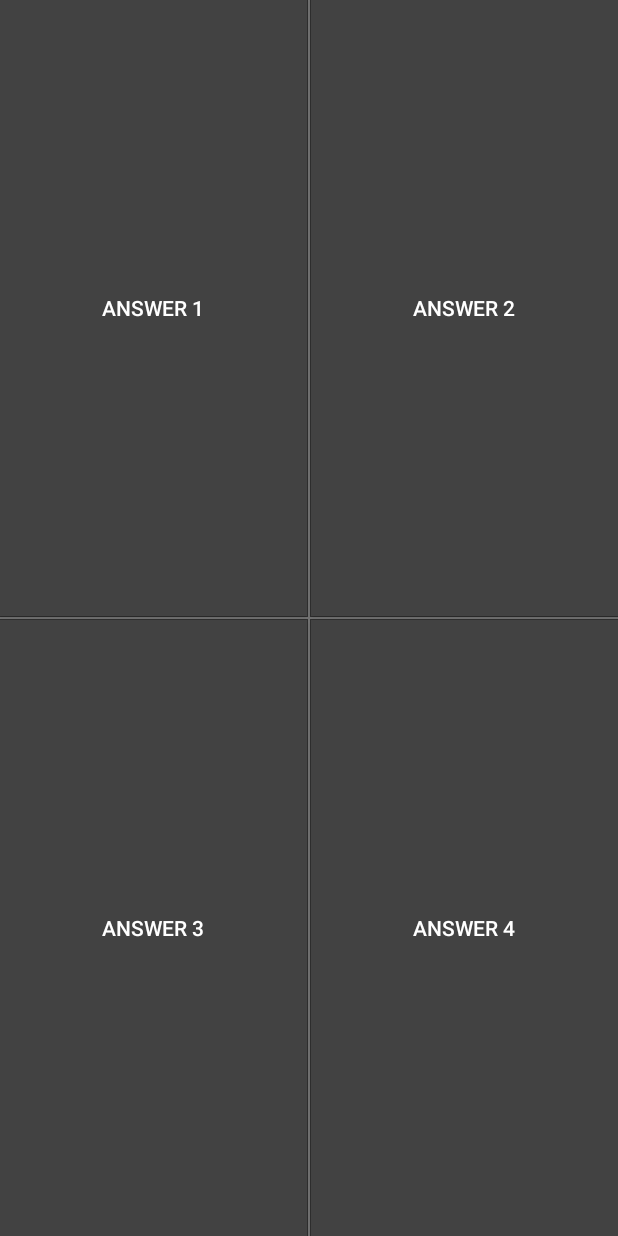
After one commit to guliash/CountryQuizAndroid, an Android app: the layout question_answer_buttons.xml on its own in the app's theme, with its tools: preview values and no code run, on a phone screen of 412 x 824 dp. The commit adds this screen. Run offline under Robolectric (Android 15) with nearby library versions, the phone set to English and light mode, and no system bars.

Commit message:
fixed #30;

```diff
--- a/app/build.gradle
+++ b/app/build.gradle
@@ -50,9 +50,10 @@ android {
 }
 
 ext {
-    supportLibraryVersion = '25.3.0'
+    supportLibraryVersion = '25.3.1'
     butterKnifeVersion = '8.5.1'
     daggerVersion = '2.9'
+    constraintLayoutVersion = '1.0.2'
 }
 
 dependencies {
@@ -62,6 +63,8 @@ dependencies {
     })
     compile "com.android.support:appcompat-v7:$supportLibraryVersion"
     compile "com.android.support:cardview-v7:$supportLibraryVersion"
+    compile "com.android.support.constraint:constraint-layout:$constraintLayoutVersion"
+
 
     compile "io.reactivex.rxjava2:rxjava:2.0.5"
     compile 'io.reactivex.rxjava2:rxandroid:2.0.1'
--- /dev/null
+++ b/app/src/main/res/layout/question_answer_buttons.xml
@@ -0,0 +1,110 @@
+<?xml version="1.0" encoding="utf-8"?>
+<android.support.constraint.ConstraintLayout xmlns:android="http://schemas.android.com/apk/res/android"
+    xmlns:app="http://schemas.android.com/apk/res-auto"
+    xmlns:tools="http://schemas.android.com/tools"
+    android:layout_width="match_parent"
+    android:layout_height="match_parent">
+
+    <View
+        android:id="@+id/horizontalAnswersDivider"
+        android:layout_width="0dp"
+        android:layout_height="@dimen/question_answerDividerHeight"
+        android:layout_marginBottom="0dp"
+        android:layout_marginLeft="0dp"
+        android:layout_marginRight="0dp"
+        android:layout_marginTop="0dp"
+        android:background="@color/question_answerDividerColor"
+        app:layout_constraintBottom_toBottomOf="parent"
+        app:layout_constraintHorizontal_bias="0.0"
+        app:layout_constraintLeft_toLeftOf="parent"
+        app:layout_constraintRight_toRightOf="parent"
+        app:layout_constraintTop_toTopOf="parent" />
+
+    <View
+        android:id="@+id/verticalAnswersDivider"
+        android:layout_width="@dimen/question_answerDividerWidth"
+        android:layout_height="0dp"
+        android:layout_marginLeft="0dp"
+        android:layout_marginRight="0dp"
+        android:layout_marginTop="0dp"
+        android:background="@color/question_answerDividerColor"
+        app:layout_constraintHorizontal_bias="0.5"
+        app:layout_constraintLeft_toLeftOf="parent"
+        app:layout_constraintRight_toRightOf="parent"
+        app:layout_constraintTop_toTopOf="parent" />
+
+    <android.support.constraint.Guideline
+        android:id="@+id/verticalAnswersGuideline"
+        android:layout_width="0dp"
+        android:layout_height="wrap_content"
+        android:orientation="vertical"
+        app:layout_constraintGuide_percent="0.5" />
+
+    <android.support.constraint.Guideline
+        android:id="@+id/horizontalAnswersGuideline"
+        android:layout_width="wrap_content"
+        android:layout_height="wrap_content"
+        android:orientation="horizontal"
+        app:layout_constraintGuide_percent="0.5" />
+
+    <Button
+        android:id="@+id/answer1"
+        style="@style/Question_AnswerButton"
+        android:layout_width="0dp"
+        android:layout_height="0dp"
+        android:layout_marginBottom="@dimen/question_answerDividerHeight"
+        android:layout_marginLeft="0dp"
+        android:layout_marginRight="@dimen/question_answerDividerWidth"
+        android:layout_marginTop="0dp"
+        app:layout_constraintBottom_toTopOf="@+id/horizontalAnswersGuideline"
+        app:layout_constraintLeft_toLeftOf="parent"
+        app:layout_constraintRight_toLeftOf="@+id/verticalAnswersGuideline"
+        app:layout_constraintTop_toTopOf="parent"
+        tools:text="Answer 1" />
+
+    <Button
+        android:id="@+id/answer2"
+        style="@style/Question_AnswerButton"
+        android:layout_width="0dp"
+        android:layout_height="0dp"
+        android:layout_marginBottom="@dimen/question_answerDividerHeight"
+        android:layout_marginLeft="@dimen/question_answerDividerWidth"
+        android:layout_marginRight="0dp"
+        android:layout_marginTop="0dp"
+        app:layout_constraintBottom_toTopOf="@+id/horizontalAnswersGuideline"
+        app:layout_constraintLeft_toLeftOf="@+id/verticalAnswersGuideline"
+        app:layout_constraintRight_toRightOf="parent"
+        app:layout_constraintTop_toTopOf="parent"
+        tools:text="Answer 2" />
+
+    <Button
+        android:id="@+id/answer3"
+        style="@style/Question_AnswerButton"
+        android:layout_width="0dp"
+        android:layout_height="0dp"
+        android:layout_marginBottom="0dp"
+        android:layout_marginLeft="0dp"
+        android:layout_marginRight="@dimen/question_answerDividerWidth"
+        android:layout_marginTop="@dimen/question_answerDividerHeight"
+        app:layout_constraintBottom_toBottomOf="parent"
+        app:layout_constraintLeft_toLeftOf="parent"
+        app:layout_constraintRight_toLeftOf="@+id/verticalAnswersGuideline"
+        app:layout_constraintTop_toTopOf="@+id/horizontalAnswersGuideline"
+        tools:text="Answer 3" />
+
+    <Button
+        android:id="@+id/answer4"
+        style="@style/Question_AnswerButton"
+        android:layout_width="0dp"
+        android:layout_height="0dp"
+        android:layout_marginBottom="0dp"
+        android:layout_marginLeft="@dimen/question_answerDividerWidth"
+        android:layout_marginRight="0dp"
+        android:layout_marginTop="@dimen/question_answerDividerHeight"
+        app:layout_constraintBottom_toBottomOf="parent"
+        app:layout_constraintLeft_toLeftOf="@+id/verticalAnswersGuideline"
+        app:layout_constraintRight_toRightOf="parent"
+        app:layout_constraintTop_toTopOf="@+id/horizontalAnswersGuideline"
+        tools:text="Answer 4" />
+
+</android.support.constraint.ConstraintLayout>
```
Also changed, not shown: app/src/main/res/layout/question.xml (+9 -88 lines), app/src/main/res/layout/question_error_block.xml (added, +40 -0 lines).
